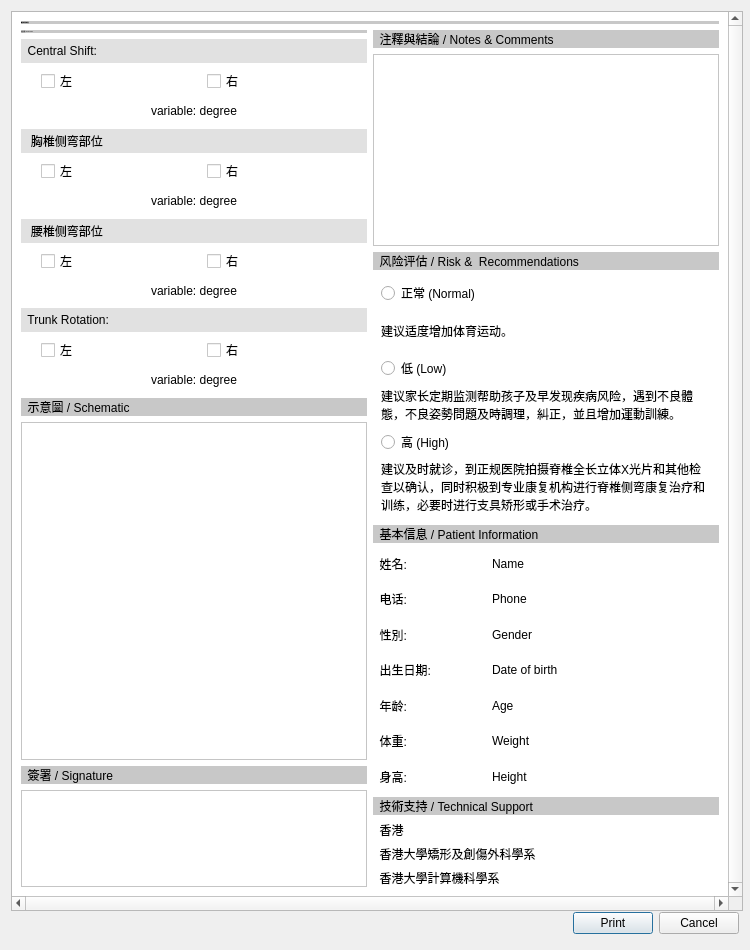
michaelfong2017/landmark-annotator-desktop, file DesktopApp/reportdialog.ui: the form before one commit.
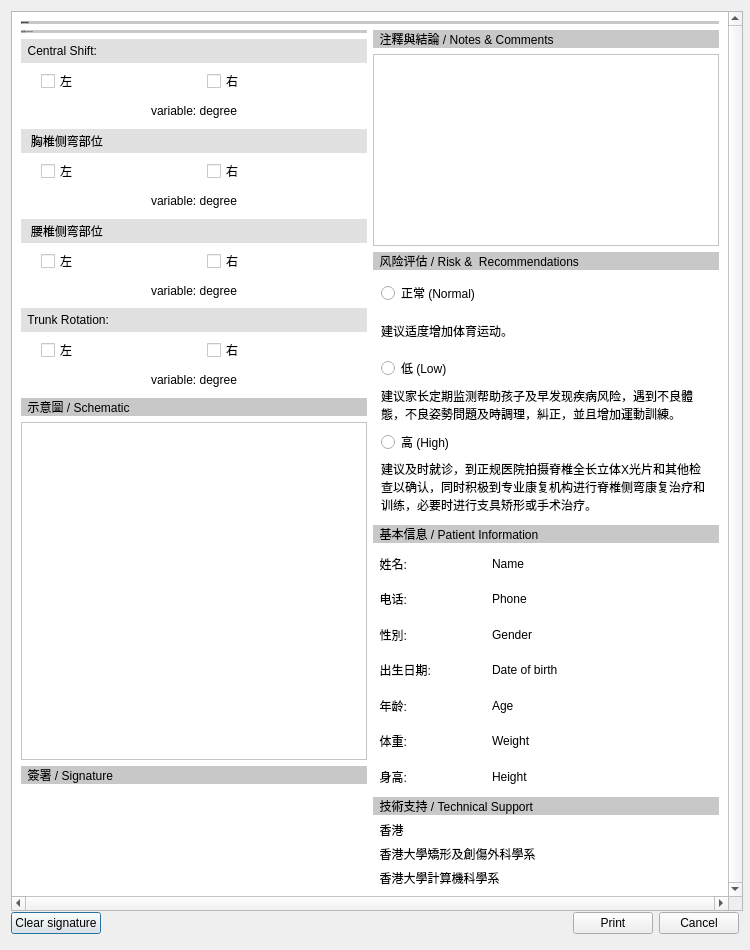
The form after the commit. Custom widgets are drawn as their Qt base class.

Commit message: Report draw a signature, which can be cleared.

Patch:
```diff
--- a/DesktopApp/reportdialog.ui
+++ b/DesktopApp/reportdialog.ui
@@ -67,7 +67,7 @@
         <x>0</x>
         <y>0</y>
         <width>713</width>
-        <height>893</height>
+        <height>881</height>
        </rect>
       </property>
       <property name="styleSheet">
@@ -469,7 +469,7 @@
             </layout>
            </item>
            <item>
-            <layout class="QVBoxLayout" name="Signature" stretch="1,1">
+            <layout class="QVBoxLayout" name="Signature" stretch="1,0">
              <item>
               <widget class="QLabel" name="label_17">
                <property name="sizePolicy">
@@ -488,23 +488,7 @@
               </widget>
              </item>
              <item>
-              <widget class="QGraphicsView" name="signView">
-               <property name="enabled">
-                <bool>true</bool>
-               </property>
-               <property name="sizePolicy">
-                <sizepolicy hsizetype="Minimum" vsizetype="Minimum">
-                 <horstretch>0</horstretch>
-                 <verstretch>0</verstretch>
-                </sizepolicy>
-               </property>
-               <property name="minimumSize">
-                <size>
-                 <width>0</width>
-                 <height>20</height>
-                </size>
-               </property>
-              </widget>
+              <widget class="ScribbleArea" name="signView" native="true"/>
              </item>
             </layout>
            </item>
@@ -915,6 +899,13 @@
    </item>
    <item>
     <layout class="QHBoxLayout" name="horizontalLayout">
+     <item>
+      <widget class="QPushButton" name="clearButton">
+       <property name="text">
+        <string>Clear signature</string>
+       </property>
+      </widget>
+     </item>
      <item>
       <spacer>
        <property name="orientation">
@@ -952,6 +943,14 @@
    </item>
   </layout>
  </widget>
+ <customwidgets>
+  <customwidget>
+   <class>ScribbleArea</class>
+   <extends>QWidget</extends>
+   <header>scribblearea.h</header>
+   <container>1</container>
+  </customwidget>
+ </customwidgets>
  <resources/>
  <connections>
   <connection>
```
The commit also changes 5 other files.
